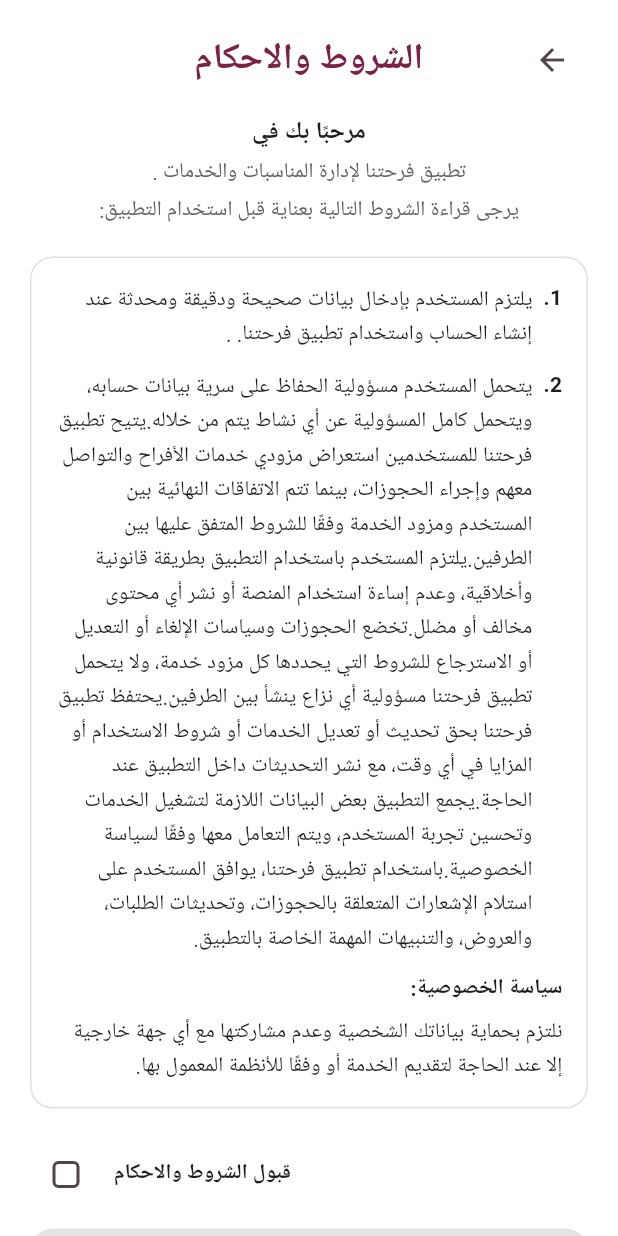
After one commit to farah-platform/farah-mobile, a Flutter app: the TermsAndConditionsServiceScreen screen opened directly, on a phone screen of 412 x 824 dp. The commit adds this screen. Run offline on Flutter 3.47's test engine with Material 3 defaults, Android fonts, the phone set to English and light mode, and no system bars; our stand-ins replace google_fonts, image_picker; Roboto replaces fonts that are missing (Tajawal).

Commit message:
update mobile work

```diff
--- a/lib/view/screens/auth/sginup.dart
+++ b/lib/view/screens/auth/sginup.dart
@@ -1,7 +1,7 @@
 import 'package:farah/view/screens/auth/login.dart';
 import 'package:farah/view/screens/service1/service_info_screen.dart';
+import 'package:farah/view/screens/user/terms_and_conditions.dart';
 import 'package:flutter/material.dart';
-import 'terms_and_conditions.dart';
 import 'package:flutter/gestures.dart';
 
 class SignUpScreen extends StatefulWidget {
--- /dev/null
+++ b/lib/view/screens/service1/terms_and_conditions_service.dart
@@ -0,0 +1,191 @@
+import 'package:flutter/material.dart';
+
+class TermsAndConditionsServiceScreen extends StatefulWidget {
+  const TermsAndConditionsServiceScreen({super.key});
+
+  @override
+  State<TermsAndConditionsServiceScreen> createState() =>
+      _TermsAndConditionsServiceScreenState();
+}
+
+class _TermsAndConditionsServiceScreenState
+    extends State<TermsAndConditionsServiceScreen> {
+  bool acceptedTerms = false;
+
+  final List<String> terms = const [
+    'يلتزم المستخدم بإدخال بيانات صحيحة ودقيقة ومحدثة عند إنشاء الحساب واستخدام تطبيق فرحتنا. .',
+    'يتحمل المستخدم مسؤولية الحفاظ على سرية بيانات حسابه، ويتحمل كامل المسؤولية عن أي نشاط يتم من خلاله.'
+        'يتيح تطبيق فرحتنا للمستخدمين استعراض مزودي خدمات الأفراح والتواصل معهم وإجراء الحجوزات، بينما تتم الاتفاقات النهائية بين المستخدم ومزود الخدمة وفقًا للشروط المتفق عليها بين الطرفين.'
+        'يلتزم المستخدم باستخدام التطبيق بطريقة قانونية وأخلاقية، وعدم إساءة استخدام المنصة أو نشر أي محتوى مخالف أو مضلل.'
+        'تخضع الحجوزات وسياسات الإلغاء أو التعديل أو الاسترجاع للشروط التي يحددها كل مزود خدمة، ولا يتحمل تطبيق فرحتنا مسؤولية أي نزاع ينشأ بين الطرفين.'
+        'يحتفظ تطبيق فرحتنا بحق تحديث أو تعديل الخدمات أو شروط الاستخدام أو المزايا في أي وقت، مع نشر التحديثات داخل التطبيق عند الحاجة.'
+        'يجمع التطبيق بعض البيانات اللازمة لتشغيل الخدمات وتحسين تجربة المستخدم، ويتم التعامل معها وفقًا لسياسة الخصوصية.'
+        'باستخدام تطبيق فرحتنا، يوافق المستخدم على استلام الإشعارات المتعلقة بالحجوزات، وتحديثات الطلبات، والعروض، والتنبيهات المهمة الخاصة بالتطبيق.',
+  ];
+
+  @override
+  Widget build(BuildContext context) {
+    final theme = Theme.of(context);
+    final primary = theme.colorScheme.primary;
+
+    return Scaffold(
+      body: SafeArea(
+        child: Column(
+          children: [
+            const SizedBox(height: 16),
+
+            Padding(
+              padding: const EdgeInsets.symmetric(horizontal: 20),
+              child: Row(
+                children: [
+                  IconButton(
+                    onPressed: () => Navigator.pop(context),
+                    icon: const Icon(Icons.arrow_forward, size: 24),
+                  ),
+                  Expanded(
+                    child: Text(
+                      "الشروط والاحكام",
+                      textAlign: TextAlign.center,
+                      style: theme.textTheme.headlineSmall?.copyWith(
+                        color: primary,
+                        fontWeight: FontWeight.bold,
+                      ),
+                    ),
+                  ),
+                  const SizedBox(width: 48),
+                ],
+              ),
+            ),
+
+            const SizedBox(height: 12),
+
+            Expanded(
+              child: SingleChildScrollView(
+                padding: const EdgeInsets.symmetric(horizontal: 20),
+                child: Column(
+                  crossAxisAlignment: CrossAxisAlignment.stretch,
+                  children: [
+                    Text(
+                      "مرحبًا بك في",
+                      textAlign: TextAlign.center,
+                      style: theme.textTheme.titleMedium?.copyWith(
+                        fontWeight: FontWeight.bold,
+                      ),
+                    ),
+                    const SizedBox(height: 4),
+                    Text(
+                      "تطبيق فرحتنا لإدارة المناسبات والخدمات .",
+                      textAlign: TextAlign.center,
+                      style: theme.textTheme.bodyMedium?.copyWith(
+                        color: Colors.grey.shade700,
+                      ),
+                    ),
+                    const SizedBox(height: 4),
+                    Text(
+                      "يرجى قراءة الشروط التالية بعناية قبل استخدام التطبيق:",
+                      textAlign: TextAlign.center,
+                      style: theme.textTheme.bodyMedium?.copyWith(
+                        color: Colors.grey.shade700,
+                      ),
+                    ),
+
+                    const SizedBox(height: 20),
+
+                    Container(
+                      width: double.infinity,
+                      padding: const EdgeInsets.all(16),
+                      decoration: BoxDecoration(
+                        border: Border.all(color: Colors.grey.shade300),
+                        borderRadius: BorderRadius.circular(15),
+                      ),
+                      child: Column(
+                        crossAxisAlignment: CrossAxisAlignment.stretch,
+                        children: [
+                          ...List.generate(terms.length, (index) {
+                            return Padding(
+                              padding: const EdgeInsets.only(bottom: 12),
+                              child: Row(
+                                crossAxisAlignment: CrossAxisAlignment.start,
+                                children: [
+                                  Text(
+                                    '${index + 1}.  ',
+                                    style: theme.textTheme.bodyMedium?.copyWith(
+                                      fontWeight: FontWeight.bold,
+                                    ),
+                                  ),
+                                  Expanded(
+                                    child: Text(
+                                      terms[index],
+                                      textAlign: TextAlign.right,
+                                      style: theme.textTheme.bodyMedium
+                                          ?.copyWith(height: 1.6),
+                                    ),
+                                  ),
+                                ],
+                              ),
+                            );
+                          }),
+
+                          Text(
+                            'سياسة الخصوصية:',
+                            style: theme.textTheme.titleSmall?.copyWith(
+                              fontWeight: FontWeight.bold,
+                            ),
+                          ),
+                          const SizedBox(height: 6),
+                          Text(
+                            'نلتزم بحماية بياناتك الشخصية وعدم مشاركتها مع أي جهة خارجية إلا عند الحاجة لتقديم الخدمة أو وفقًا للأنظمة المعمول بها.',
+                            textAlign: TextAlign.right,
+                            style: theme.textTheme.bodyMedium?.copyWith(
+                              height: 1.6,
+                            ),
+                          ),
+                        ],
+                      ),
+                    ),
+
+                    const SizedBox(height: 20),
+
+                    Row(
+                      mainAxisAlignment: MainAxisAlignment.end,
+                      children: [
+                        Text(
+                          "قبول الشروط والاحكام",
+                          style: theme.textTheme.bodyMedium?.copyWith(
+                            fontWeight: FontWeight.bold,
+                          ),
+                        ),
+                        const SizedBox(width: 8),
+                        Checkbox(
+                          value: acceptedTerms,
+                          activeColor: primary,
+                          shape: RoundedRectangleBorder(
+                            borderRadius: BorderRadius.circular(4),
+                          ),
+                          onChanged: (value) {
+                            setState(() {
+                              acceptedTerms = value ?? false;
+                            });
+                          },
+                        ),
+                      ],
+                    ),
+
+                    const SizedBox(height: 12),
+
+                    ElevatedButton(
+                      onPressed: acceptedTerms ? () {} : null,
+                      child: const Text("المتابعة"),
+                    ),
+
+                    const SizedBox(height: 20),
+                  ],
+                ),
+              ),
+            ),
+          ],
+        ),
+      ),
+    );
+  }
+}
```
Also changed, not shown: lib/view/screens/user/terms_and_conditions.dart (renamed from lib/view/screens/auth/terms_and_conditions.dart).
